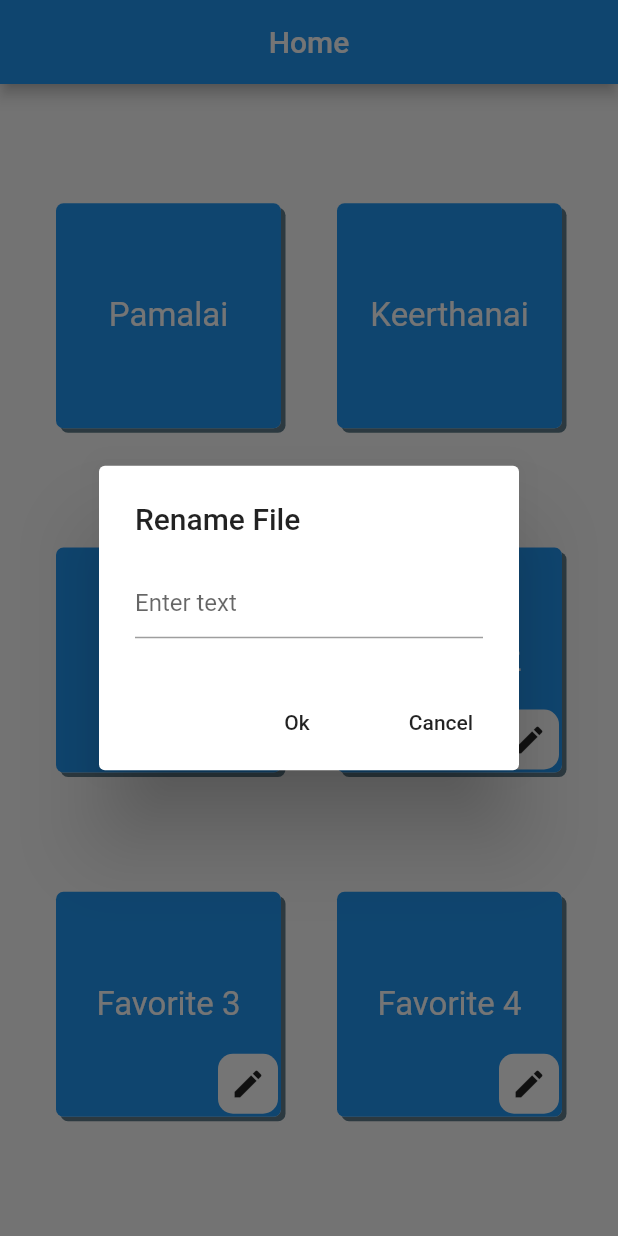
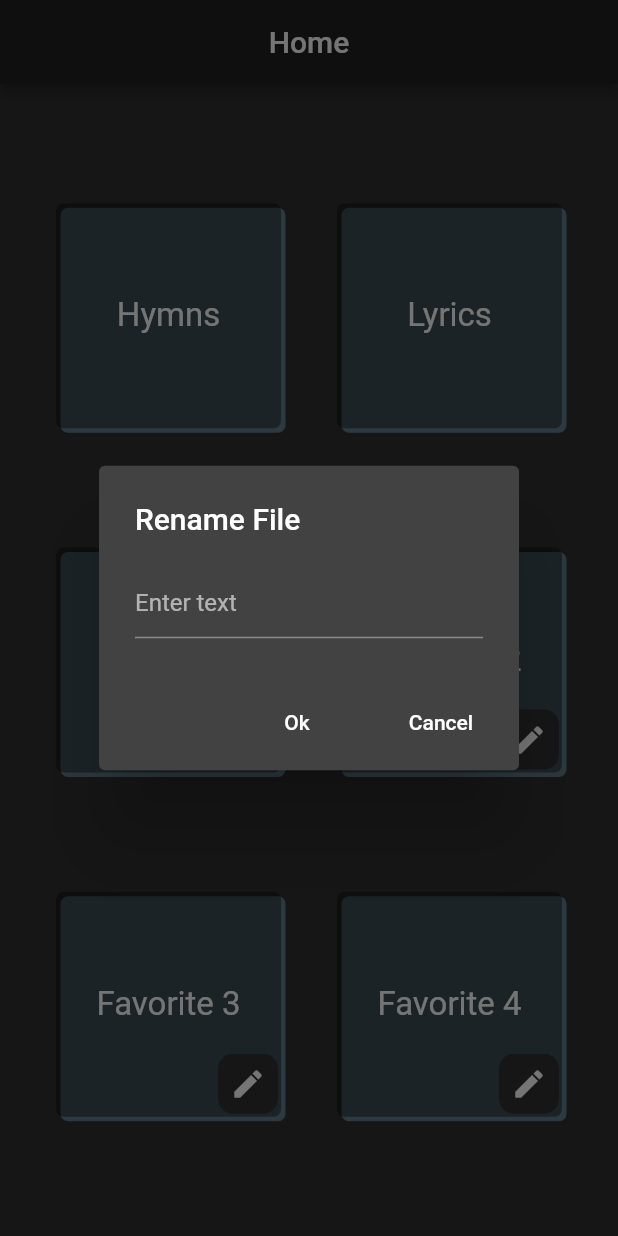
Before and after one commit to Monster-18/song_scales, a Flutter app: the screen it shows after launch, after a tap on the "edit" icon, on a phone screen of 412 x 824 dp. Run offline on Flutter 3.47's test engine with Material 2 defaults, Android fonts, the phone set to English and light mode, and no system bars; our stand-ins replace shared_preferences, sqflite; missing offline and left inert: flutter_search_bar; accounts and stored records are empty.

Commit message:
Changed some theme.

```diff
--- a/lib/home.dart
+++ b/lib/home.dart
@@ -34,13 +34,13 @@ class _HomePageState extends State<HomePage> {
                 mainAxisAlignment: MainAxisAlignment.spaceEvenly,
                 children: [
                   Button(
-                    title: 'Pamalai',
+                    title: 'Hymns',
                     callback: (){
                       Navigator.pushNamed(context, '/pamalai');
                     },
                   ),
                   Button(
-                    title: 'Keerthanai',
+                    title: 'Lyrics',
                     callback: (){
                       Navigator.pushNamed(context, '/keerthanai');
                     },
--- a/lib/main.dart
+++ b/lib/main.dart
@@ -17,9 +17,10 @@ void main() {
   runApp(
     MaterialApp(
       title: 'Song Scales',
-      theme: ThemeData(
-        primarySwatch: Colors.blue
-      ),
+      // theme: ThemeData(
+      //   primarySwatch: Colors.blue,
+      // ),
+      theme: ThemeData.dark(),
       initialRoute: '/',
       routes: {
         '/': (context) => SplashScreen(),
--- a/lib/pages/keerthanai.dart
+++ b/lib/pages/keerthanai.dart
@@ -25,7 +25,7 @@ class _KeerthanaiState extends State<Keerthanai> {
   Widget build(BuildContext context) {
     return Song(
       db: keerthanai,
-      title: 'Keerthanai',
+      title: 'Lyrics',
     );
   }
 }
--- a/lib/pages/pamalai.dart
+++ b/lib/pages/pamalai.dart
@@ -25,7 +25,7 @@ class _PamalaiState extends State<Pamalai> {
   Widget build(BuildContext context) {
     return Song(
       db: pamalai,
-      title: 'Pamalai',
+      title: 'Hymns',
     );
   }
 }
--- a/lib/splash_screen.dart
+++ b/lib/splash_screen.dart
@@ -29,7 +29,7 @@ class _SplashScreenState extends State<SplashScreen> {
       });
     });
 
-    _start = new Timer(Duration(seconds: 2), (){
+    _start = new Timer(Duration(seconds: 1), (){
       Navigator.pushReplacementNamed(context, '/home');
     });
 
@@ -68,7 +68,7 @@ class _SplashScreenState extends State<SplashScreen> {
       color: Colors.white,
       child: Center(
         child: AnimatedContainer(
-          duration: Duration(milliseconds: 2500),
+          duration: Duration(milliseconds: 1500),
           width: (start)? 300: 10,
           height: (start)? 300: 10,
           curve: Curves.easeIn,
--- a/lib/widgets/button.dart
+++ b/lib/widgets/button.dart
@@ -33,18 +33,18 @@ class _ButtonState extends State<Button> {
         width: (MediaQuery.of(context).size.width > 700)? 300: 150,
         height: (MediaQuery.of(context).size.width > 700)? 300: 150,
         decoration: BoxDecoration(
-            color: Colors.blue,
+            // color: Colors.black45,
             borderRadius: BorderRadius.all(Radius.circular(5.0)),
             // border: Border.all(color: Colors.black, width: 1.0, style: BorderStyle.solid),
             boxShadow: [
               //Background Shadow
               BoxShadow(
-                offset: (onPressed)? Offset(0.0, 0.0): Offset(3.0, 3.0),
+                offset: Offset(3.0, 3.0),
                 color: Colors.blueGrey,
               ),
               BoxShadow(
                   offset: (onPressed)? Offset(3.0, 3.0): Offset(0.0, 0.0),
-                  color: Colors.white
+                  color: Colors.black38
               )
             ]
         ),
--- a/lib/widgets/rename_btn.dart
+++ b/lib/widgets/rename_btn.dart
@@ -60,18 +60,18 @@ class _RenameButtonState extends State<RenameButton> {
             width: (MediaQuery.of(context).size.width > 700)? 300: 150,
             height: (MediaQuery.of(context).size.width > 700)? 300: 150,
             decoration: BoxDecoration(
-                color: Colors.blue,
+                // color: Colors.black45,
                 borderRadius: BorderRadius.all(Radius.circular(5.0)),
                 // border: Border.all(color: Colors.black, width: 1.0, style: BorderStyle.solid),
                 boxShadow: [
                   //Background Shadow
                   BoxShadow(
-                    offset: (onPressed)? Offset(0.0, 0.0): Offset(3.0, 3.0),
+                    offset: Offset(3.0, 3.0),
                     color: Colors.blueGrey,
                   ),
                   BoxShadow(
                       offset: (onPressed)? Offset(3.0, 3.0): Offset(0.0, 0.0),
-                      color: Colors.white
+                      color: Colors.black38
                   )
                 ]
             ),
@@ -93,7 +93,7 @@ class _RenameButtonState extends State<RenameButton> {
           width: 40,
           height: 40,
           child: Material(
-            color: Colors.white,
+            // color: Colors.white,
             borderRadius: BorderRadius.circular(10),
             child: InkWell(
               onTap: () async{
@@ -121,7 +121,7 @@ class _RenameButtonState extends State<RenameButton> {
                 }
                 RenameButton.renameController.clear();
               },
-              splashColor: Colors.grey,
+              // splashColor: Colors.grey,
               child: Icon(Icons.edit),
             ),
           ),
```
Also changed, not shown: lib/widgets/add_data.dart (+6 -1 lines), lib/widgets/song_card.dart (+7 -5 lines), lib/widgets/update_data.dart (+6 -1 lines).
